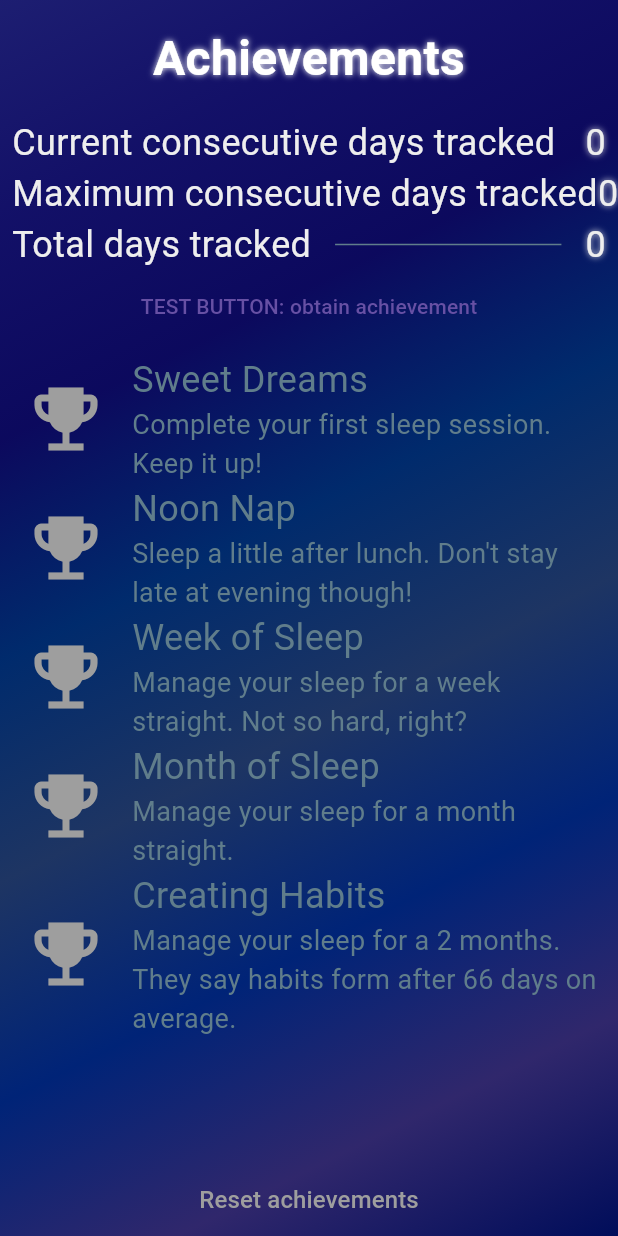
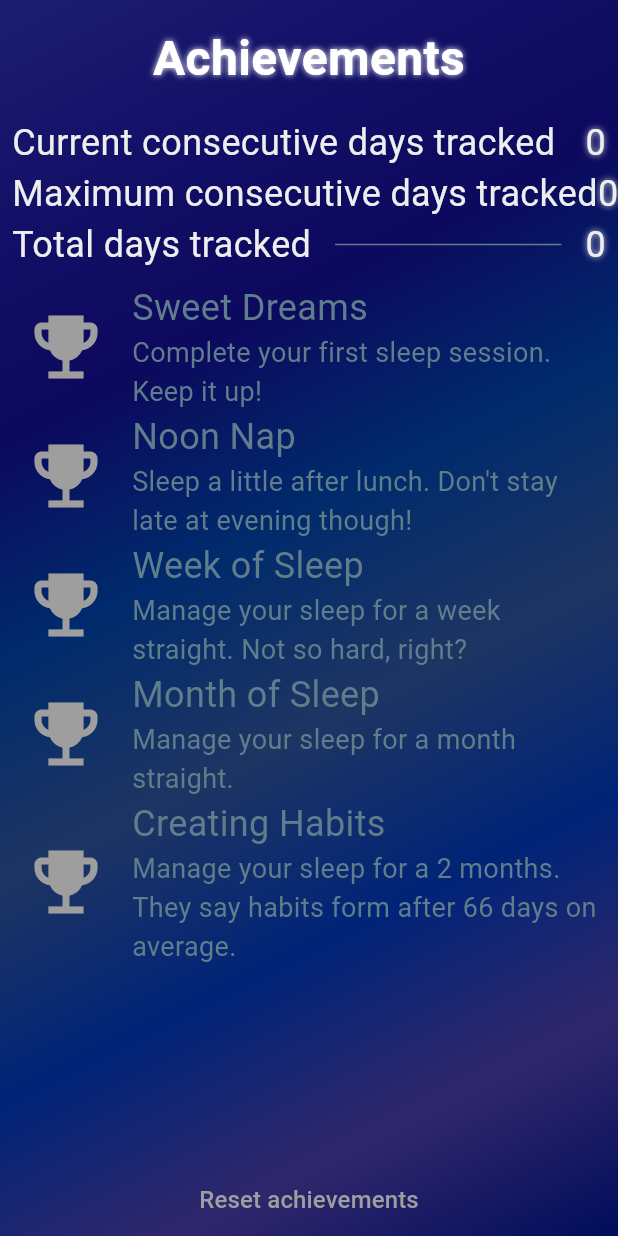
Before and after one commit to g1l4a/SleepTracker, a Flutter app: the AchievementsScreen screen opened directly, on a phone screen of 412 x 824 dp. Run offline on Flutter 3.47's test engine with Material 3 defaults, Android fonts, the light colour scheme and no system bars; our stand-ins replace flutter_local_notifications, flutter_riverpod, permission_handler, shared_preferences, timezone; accounts and stored records are empty; Roboto replaces fonts that are missing (Montserrat).

Commit message:
rm test button

```diff
--- a/lib/achievements_screen.dart
+++ b/lib/achievements_screen.dart
@@ -84,10 +84,10 @@ class AchievementsScreen extends ConsumerWidget {
                 )
               ),
 
-                          // TODO: remove
+                          /*
                           TextButton(onPressed: () => {
                             ref.read(achievementsProvider.notifier).complete(0)
-                          }, child: const Text('TEST BUTTON: obtain achievement')),
+                          }, child: const Text('TEST BUTTON: obtain achievement')),*/
 
               // const Divider(height: 4, color: Colors.blueGrey),
               Expanded(
```
